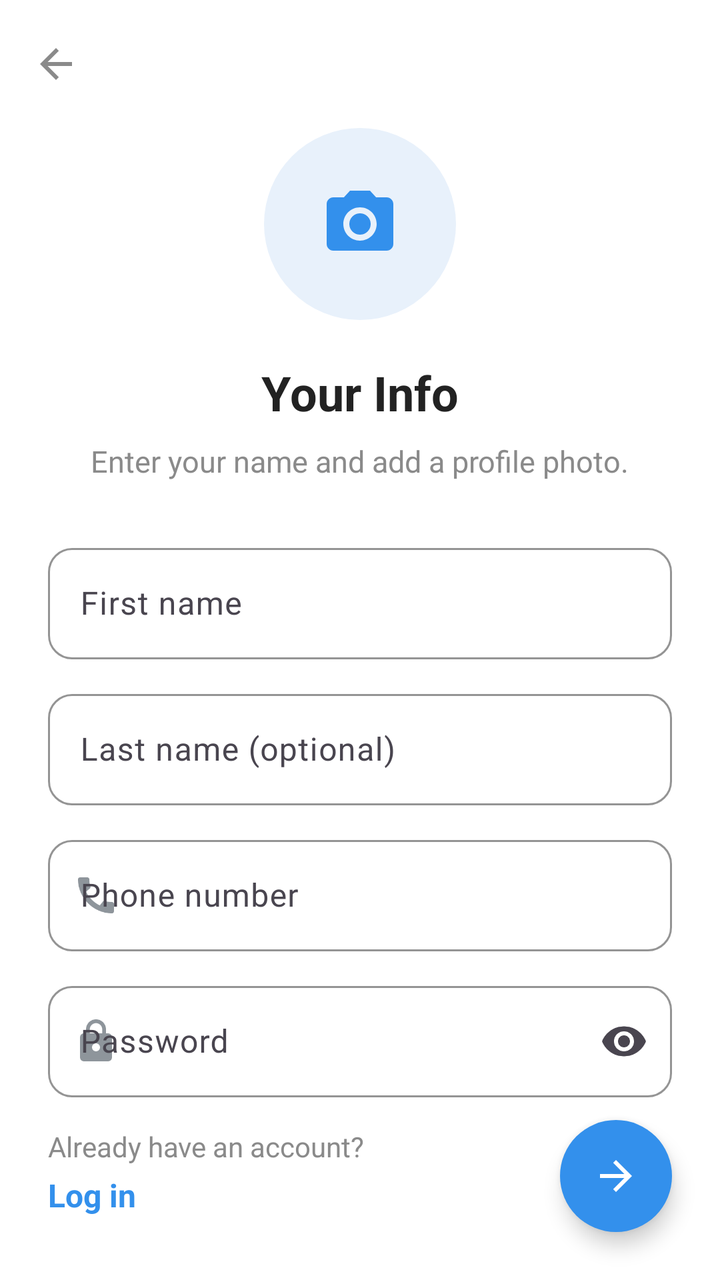
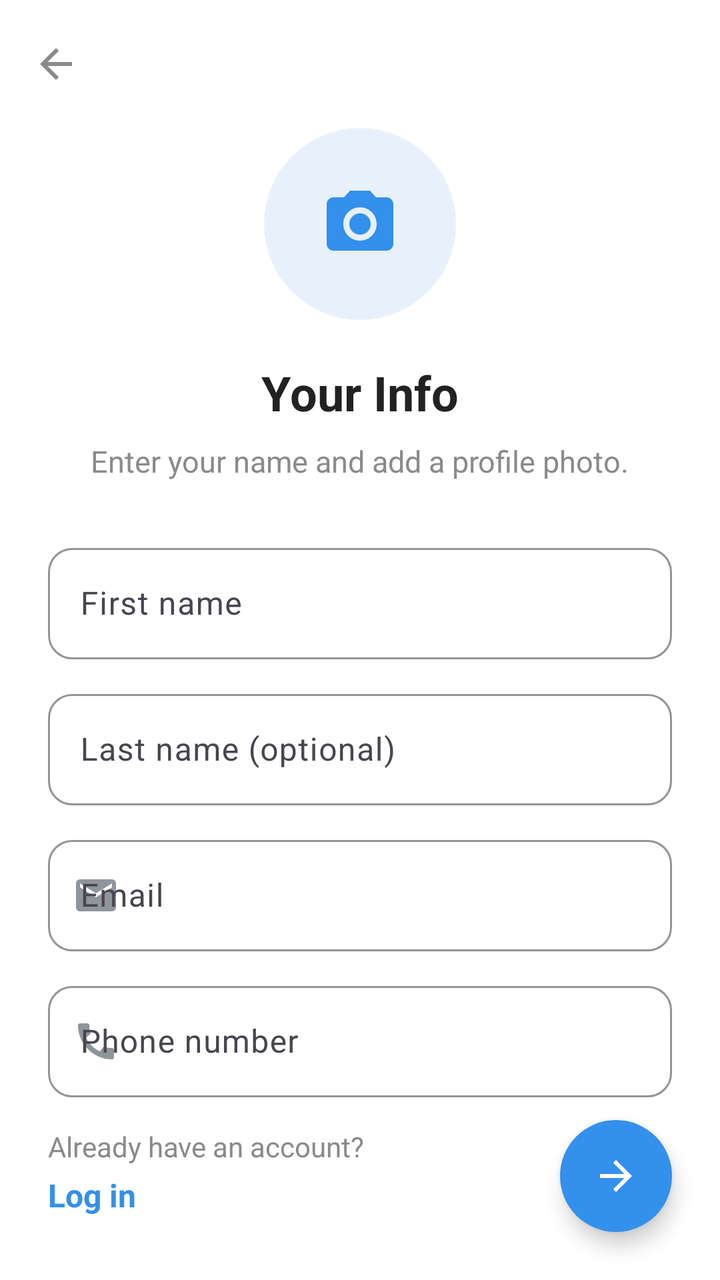

The first picture is an Android layout as it rendered before a commit; the second is the same layout after the commit. The layout source and the unified diff follow.
<!-- AndroidManifest.xml: application theme Theme.Talkflow -->
<!-- res/layout/activity_register.xml -->
<?xml version="1.0" encoding="utf-8"?>
<androidx.constraintlayout.widget.ConstraintLayout xmlns:android="http://schemas.android.com/apk/res/android"
    xmlns:app="http://schemas.android.com/apk/res-auto"
    xmlns:tools="http://schemas.android.com/tools"
    android:id="@+id/root"
    android:layout_width="match_parent"
    android:layout_height="match_parent"
    android:background="@color/tf_background"
    tools:context=".RegisterActivity">

    <com.google.android.material.appbar.MaterialToolbar
        android:id="@+id/toolbar"
        android:layout_width="0dp"
        android:layout_height="wrap_content"
        android:minHeight="?attr/actionBarSize"
        app:layout_constraintEnd_toEndOf="parent"
        app:layout_constraintStart_toStartOf="parent"
        app:layout_constraintTop_toTopOf="parent"
        app:navigationContentDescription="@string/log_in"
        app:navigationIcon="@drawable/ic_arrow_back" />

    <androidx.core.widget.NestedScrollView
        android:id="@+id/scroll"
        android:layout_width="0dp"
        android:layout_height="0dp"
        android:fillViewport="true"
        app:layout_constraintBottom_toTopOf="@id/bottom_bar"
        app:layout_constraintEnd_toEndOf="parent"
        app:layout_constraintStart_toStartOf="parent"
        app:layout_constraintTop_toBottomOf="@id/toolbar">

        <LinearLayout
            android:layout_width="match_parent"
            android:layout_height="wrap_content"
            android:gravity="center_horizontal"
            android:orientation="vertical"
            android:paddingHorizontal="24dp"
            android:paddingBottom="24dp">

            <FrameLayout
                android:id="@+id/avatar_picker"
                android:layout_width="96dp"
                android:layout_height="96dp"
                android:background="@drawable/bg_avatar_picker"
                android:clickable="true"
                android:contentDescription="@string/add_profile_photo"
                android:focusable="true"
                android:foreground="?attr/selectableItemBackgroundBorderless">

                <ImageView
                    android:layout_width="40dp"
                    android:layout_height="40dp"
                    android:layout_gravity="center"
                    android:importantForAccessibility="no"
                    android:src="@drawable/ic_camera"
                    app:tint="@color/tf_primary" />
            </FrameLayout>

            <TextView
                android:layout_width="wrap_content"
                android:layout_height="wrap_content"
                android:layout_marginTop="20dp"
                android:text="@string/register_title"
                android:textColor="@color/tf_text_primary"
                android:textSize="24sp"
                android:textStyle="bold" />

            <TextView
                android:layout_width="wrap_content"
                android:layout_height="wrap_content"
                android:layout_marginTop="8dp"
                android:gravity="center"
                android:text="@string/register_subtitle"
                android:textColor="@color/tf_text_secondary"
                android:textSize="15sp" />

            <com.google.android.material.textfield.TextInputLayout
                android:id="@+id/first_name_layout"
                android:layout_width="match_parent"
                android:layout_height="wrap_content"
                android:layout_marginTop="28dp"
                android:hint="@string/hint_first_name">

                <com.google.android.material.textfield.TextInputEditText
                    android:id="@+id/first_name_input"
                    android:layout_width="match_parent"
                    android:layout_height="wrap_content"
                    android:imeOptions="actionNext"
                    android:inputType="textPersonName|textCapWords"
                    android:maxLines="1" />
            </com.google.android.material.textfield.TextInputLayout>

            <com.google.android.material.textfield.TextInputLayout
                android:id="@+id/last_name_layout"
                android:layout_width="match_parent"
                android:layout_height="wrap_content"
                android:layout_marginTop="12dp"
                android:hint="@string/hint_last_name">

                <com.google.android.material.textfield.TextInputEditText
                    android:id="@+id/last_name_input"
                    android:layout_width="match_parent"
                    android:layout_height="wrap_content"
                    android:imeOptions="actionNext"
                    android:inputType="textPersonName|textCapWords"
                    android:maxLines="1" />
            </com.google.android.material.textfield.TextInputLayout>

            <com.google.android.material.textfield.TextInputLayout
                android:id="@+id/phone_layout"
                android:layout_width="match_parent"
                android:layout_height="wrap_content"
                android:layout_marginTop="12dp"
                android:hint="@string/hint_phone"
                app:startIconDrawable="@drawable/ic_call">

                <com.google.android.material.textfield.TextInputEditText
                    android:id="@+id/phone_input"
                    android:layout_width="match_parent"
                    android:layout_height="wrap_content"
                    android:imeOptions="actionNext"
                    android:inputType="phone"
                    android:maxLines="1" />
            </com.google.android.material.textfield.TextInputLayout>

            <com.google.android.material.textfield.TextInputLayout
                android:id="@+id/password_layout"
                android:layout_width="match_parent"
                android:layout_height="wrap_content"
                android:layout_marginTop="12dp"
                android:hint="@string/hint_password"
                app:endIconMode="password_toggle"
                app:startIconDrawable="@drawable/ic_lock">

                <com.google.android.material.textfield.TextInputEditText
                    android:id="@+id/password_input"
                    android:layout_width="match_parent"
                    android:layout_height="wrap_content"
                    android:imeOptions="actionNext"
                    android:inputType="textPassword"
                    android:maxLines="1" />
            </com.google.android.material.textfield.TextInputLayout>

            <com.google.android.material.textfield.TextInputLayout
                android:id="@+id/confirm_password_layout"
                android:layout_width="match_parent"
                android:layout_height="wrap_content"
                android:layout_marginTop="12dp"
                android:hint="@string/hint_confirm_password"
                app:endIconMode="password_toggle"
                app:startIconDrawable="@drawable/ic_lock">

                <com.google.android.material.textfield.TextInputEditText
                    android:id="@+id/confirm_password_input"
                    android:layout_width="match_parent"
                    android:layout_height="wrap_content"
                    android:imeOptions="actionDone"
                    android:inputType="textPassword"
                    android:maxLines="1" />
            </com.google.android.material.textfield.TextInputLayout>

            <TextView
                android:layout_width="wrap_content"
                android:layout_height="wrap_content"
                android:layout_marginTop="16dp"
                android:gravity="center"
                android:text="@string/terms_notice"
                android:textColor="@color/tf_text_secondary"
                android:textSize="13sp" />
        </LinearLayout>
    </androidx.core.widget.NestedScrollView>

    <LinearLayout
        android:id="@+id/bottom_bar"
        android:layout_width="0dp"
        android:layout_height="wrap_content"
        android:clipChildren="false"
        android:clipToPadding="false"
        android:gravity="center_vertical"
        android:orientation="horizontal"
        android:paddingHorizontal="24dp"
        android:paddingTop="8dp"
        android:paddingBottom="24dp"
        app:layout_constraintBottom_toBottomOf="parent"
        app:layout_constraintEnd_toEndOf="parent"
        app:layout_constraintStart_toStartOf="parent">

        <LinearLayout
            android:layout_width="0dp"
            android:layout_height="wrap_content"
            android:layout_weight="1"
            android:orientation="vertical">

            <TextView
                android:layout_width="wrap_content"
                android:layout_height="wrap_content"
                android:text="@string/have_account"
                android:textColor="@color/tf_text_secondary"
                android:textSize="14sp" />

            <TextView
                android:id="@+id/log_in_link"
                android:layout_width="wrap_content"
                android:layout_height="wrap_content"
                android:background="?attr/selectableItemBackground"
                android:paddingVertical="4dp"
                android:text="@string/log_in"
                android:textColor="@color/tf_primary"
                android:textSize="16sp"
                android:textStyle="bold" />
        </LinearLayout>

        <com.google.android.material.floatingactionbutton.FloatingActionButton
            android:id="@+id/register_button"
            style="@style/Widget.Talkflow.Fab"
            android:layout_width="wrap_content"
            android:layout_height="wrap_content"
            android:contentDescription="@string/action_register"
            android:src="@drawable/ic_arrow_forward" />
    </LinearLayout>
</androidx.constraintlayout.widget.ConstraintLayout>
<!-- resources referenced by this layout -->
<resources>
  <color name="tf_background">#FFFFFF</color>
  <color name="tf_primary">#3390EC</color>
  <color name="tf_text_primary">#222222</color>
  <color name="tf_text_secondary">#8A8A8A</color>
  <!-- drawable bg_avatar_picker (drawable) -->
  <?xml version="1.0" encoding="utf-8"?>
  <shape xmlns:android="http://schemas.android.com/apk/res/android"
      android:shape="oval">
      <solid android:color="@color/tf_avatar_picker" />
  </shape>
  <!-- drawable ic_arrow_back (drawable) -->
  <?xml version="1.0" encoding="utf-8"?>
  <vector xmlns:android="http://schemas.android.com/apk/res/android"
      android:width="24dp"
      android:height="24dp"
      android:autoMirrored="true"
      android:tint="?attr/colorControlNormal"
      android:viewportWidth="24"
      android:viewportHeight="24">
      <path
          android:fillColor="@android:color/white"
          android:pathData="M20,11H7.83l5.59,-5.59L12,4l-8,8 8,8 1.41,-1.41L7.83,13H20v-2z" />
  </vector>
  <!-- drawable ic_arrow_forward (drawable) -->
  <?xml version="1.0" encoding="utf-8"?>
  <vector xmlns:android="http://schemas.android.com/apk/res/android"
      android:width="24dp"
      android:height="24dp"
      android:autoMirrored="true"
      android:tint="?attr/colorControlNormal"
      android:viewportWidth="24"
      android:viewportHeight="24">
      <path
          android:fillColor="@android:color/white"
          android:pathData="M12,4l-1.41,1.41L16.17,11H4v2h12.17l-5.58,5.59L12,20l8,-8z" />
  </vector>
  <string name="action_register">Create account</string>
  <string name="add_profile_photo">Add profile photo</string>
  <string name="have_account">Already have an account?</string>
  <string name="hint_confirm_password">Confirm password</string>
  <string name="hint_first_name">First name</string>
  <string name="hint_last_name">Last name (optional)</string>
  <string name="hint_password">Password</string>
  <string name="hint_phone">Phone number</string>
  <string name="log_in">Log in</string>
  <string name="register_subtitle">Enter your name and add a profile photo.</string>
  <string name="register_title">Your Info</string>
  <string name="terms_notice">By signing up, you agree to the Terms of Service and Privacy Policy.</string>
  <style name="Widget.Talkflow.Fab" parent="Widget.Material3.FloatingActionButton.Primary">
          <item name="backgroundTint">@color/tf_primary</item>
          <item name="tint">@color/white</item>
          <item name="shapeAppearanceOverlay">@style/ShapeAppearance.Talkflow.Circle</item>
      </style>
  <color name="tf_avatar_picker">#E8F1FB</color>
  <color name="white">#FFFFFFFF</color>
  <style name="ShapeAppearance.Talkflow.Circle" parent="">
          <item name="cornerFamily">rounded</item>
          <item name="cornerSize">50%</item>
      </style>
  <style name="Base.Theme.Talkflow" parent="Theme.Material3.DayNight.NoActionBar">
          
          
      </style>
  <style name="Widget.Talkflow.TextInput" parent="Widget.Material3.TextInputLayout.OutlinedBox">
          <item name="boxCornerRadiusTopStart">12dp</item>
          <item name="boxCornerRadiusTopEnd">12dp</item>
          <item name="boxCornerRadiusBottomStart">12dp</item>
          <item name="boxCornerRadiusBottomEnd">12dp</item>
          <item name="boxStrokeColor">@color/tf_primary</item>
          <item name="hintTextColor">@color/tf_primary</item>
          <item name="startIconTint">@color/tf_icon</item>
      </style>
  <color name="tf_icon">#8E959B</color>
  <!-- unchanged entries left out for length: 4 -->
</resources>

<!-- the commit's change to res/layout/activity_register.xml (unified diff, before → after) -->
@@ -103,6 +103,23 @@
                     android:layout_height="wrap_content"
                     android:imeOptions="actionNext"
                     android:inputType="textPersonName|textCapWords"
+                    android:maxLines="1" />
+            </com.google.android.material.textfield.TextInputLayout>
+
+            <com.google.android.material.textfield.TextInputLayout
+                android:id="@+id/email_layout"
+                android:layout_width="match_parent"
+                android:layout_height="wrap_content"
+                android:layout_marginTop="12dp"
+                android:hint="@string/hint_email"
+                app:startIconDrawable="@drawable/ic_email">
+
+                <com.google.android.material.textfield.TextInputEditText
+                    android:id="@+id/email_input"
+                    android:layout_width="match_parent"
+                    android:layout_height="wrap_content"
+                    android:imeOptions="actionNext"
+                    android:inputType="textEmailAddress"
                     android:maxLines="1" />
             </com.google.android.material.textfield.TextInputLayout>
 
<!-- resource entries referenced after the edit -->
@@ -36,10 +36,23 @@
           android:fillColor="@android:color/white"
           android:pathData="M12,4l-1.41,1.41L16.17,11H4v2h12.17l-5.58,5.59L12,20l8,-8z" />
   </vector>
+  <!-- drawable ic_email (drawable) -->
+  <?xml version="1.0" encoding="utf-8"?>
+  <vector xmlns:android="http://schemas.android.com/apk/res/android"
+      android:width="24dp"
+      android:height="24dp"
+      android:tint="?attr/colorControlNormal"
+      android:viewportWidth="24"
+      android:viewportHeight="24">
+      <path
+          android:fillColor="@android:color/white"
+          android:pathData="M20,4H4c-1.1,0 -1.99,0.9 -1.99,2L2,18c0,1.1 0.9,2 2,2h16c1.1,0 2,-0.9 2,-2V6c0,-1.1 -0.9,-2 -2,-2zM20,8l-8,5 -8,-5V6l8,5 8,-5v2z" />
+  </vector>
   <string name="action_register">Create account</string>
   <string name="add_profile_photo">Add profile photo</string>
   <string name="have_account">Already have an account?</string>
   <string name="hint_confirm_password">Confirm password</string>
+  <string name="hint_email">Email</string>
   <string name="hint_first_name">First name</string>
   <string name="hint_last_name">Last name (optional)</string>
   <string name="hint_password">Password</string>
